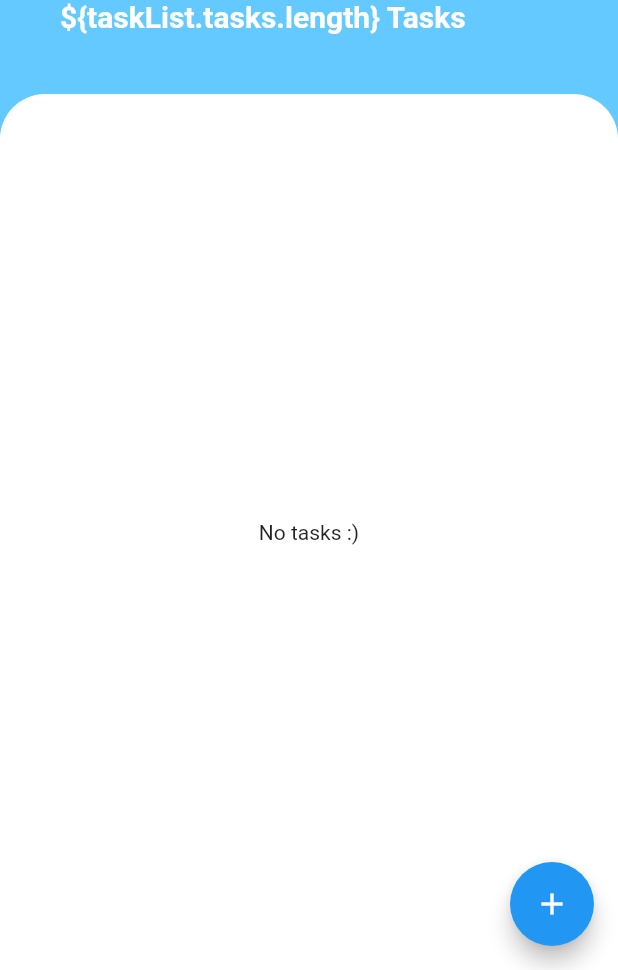
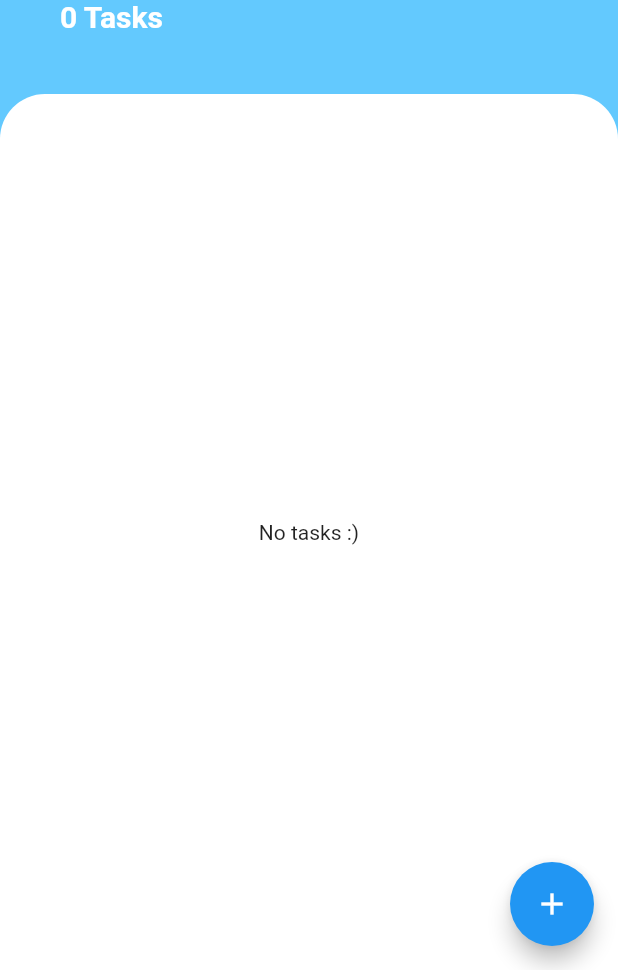
Before and after one commit to Weny-murat/todoey, a Flutter app: the screen it shows after launch, on a phone screen of 412 x 824 dp, the part 266-1236 px from its top. Run offline on Flutter 3.47's test engine with Material 2 defaults, Android fonts, the phone set to English and light mode, and no system bars; our stand-ins replace dartz, equatable, flutter_bloc, get_it, shared_preferences.

Commit message:
added TextCountText

```diff
--- a/lib/features/task/presentation/screens/task_screen.dart
+++ b/lib/features/task/presentation/screens/task_screen.dart
@@ -1,5 +1,6 @@
 import 'package:flutter/material.dart';
 import 'package:todoey/features/task/presentation/widgets/add_task_screen.dart';
+import 'package:todoey/features/task/presentation/widgets/task_count_text.dart';
 import 'package:todoey/features/task/presentation/widgets/task_list.dart';
 
 class TaskScreen extends StatelessWidget {
@@ -56,14 +57,7 @@ class TaskScreen extends StatelessWidget {
                           fontWeight: FontWeight.w600,
                         ),
                       ),
-                      Text(
-                        '\${taskList.tasks.length} Tasks',
-                        style: TextStyle(
-                          color: Colors.white,
-                          fontWeight: FontWeight.w600,
-                          fontSize: 20,
-                        ),
-                      ),
+                      TaskCountText(),
                     ],
                   ),
                 ),
--- /dev/null
+++ b/lib/features/task/presentation/widgets/task_count_text.dart
@@ -0,0 +1,29 @@
+import 'package:flutter/material.dart';
+import 'package:flutter_bloc/flutter_bloc.dart';
+import 'package:todoey/features/task/domain/entities/task.dart';
+import 'package:todoey/features/task/presentation/bloc/states.dart';
+import 'package:todoey/features/task/presentation/bloc/task_bloc.dart';
+
+class TaskCountText extends StatelessWidget {
+  const TaskCountText({
+    Key? key,
+  }) : super(key: key);
+
+  @override
+  Widget build(BuildContext context) {
+    return BlocBuilder<TaskBloc, TodoTaskListState>(builder: (context, state) {
+      if (state is TasksLoaded) {
+        final count = state.tasks.length;
+        return Text(
+          '$count Tasks',
+          style: TextStyle(
+            color: Colors.white,
+            fontWeight: FontWeight.w600,
+            fontSize: 20,
+          ),
+        );
+      }
+      return Container();
+    });
+  }
+}
```
